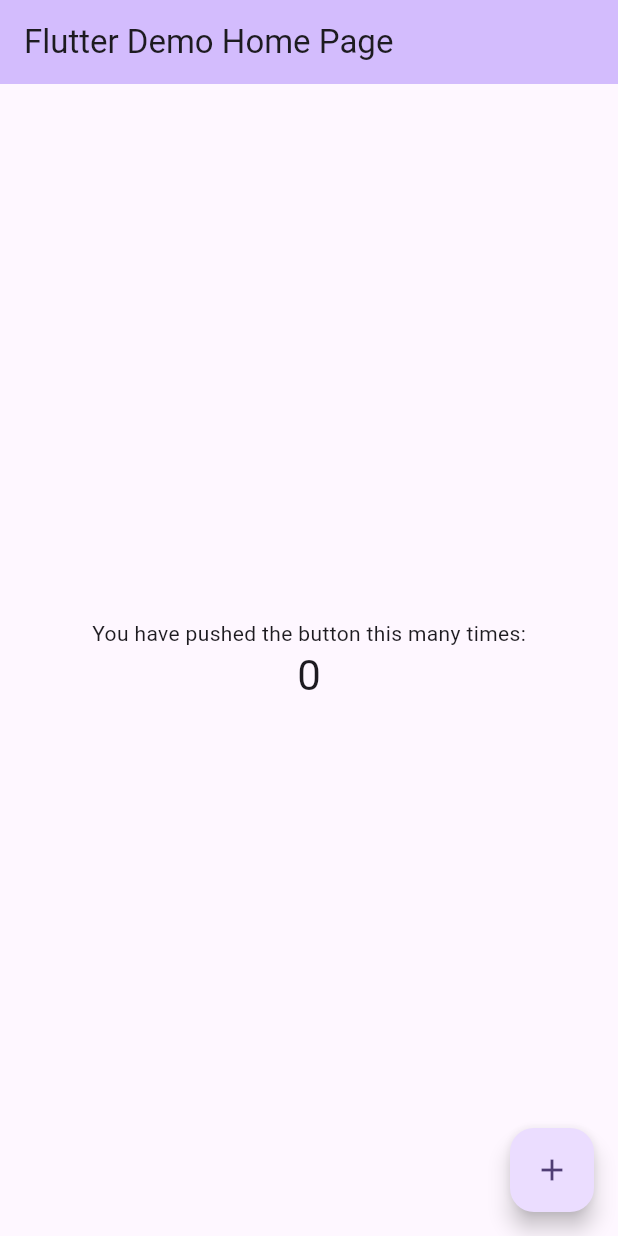
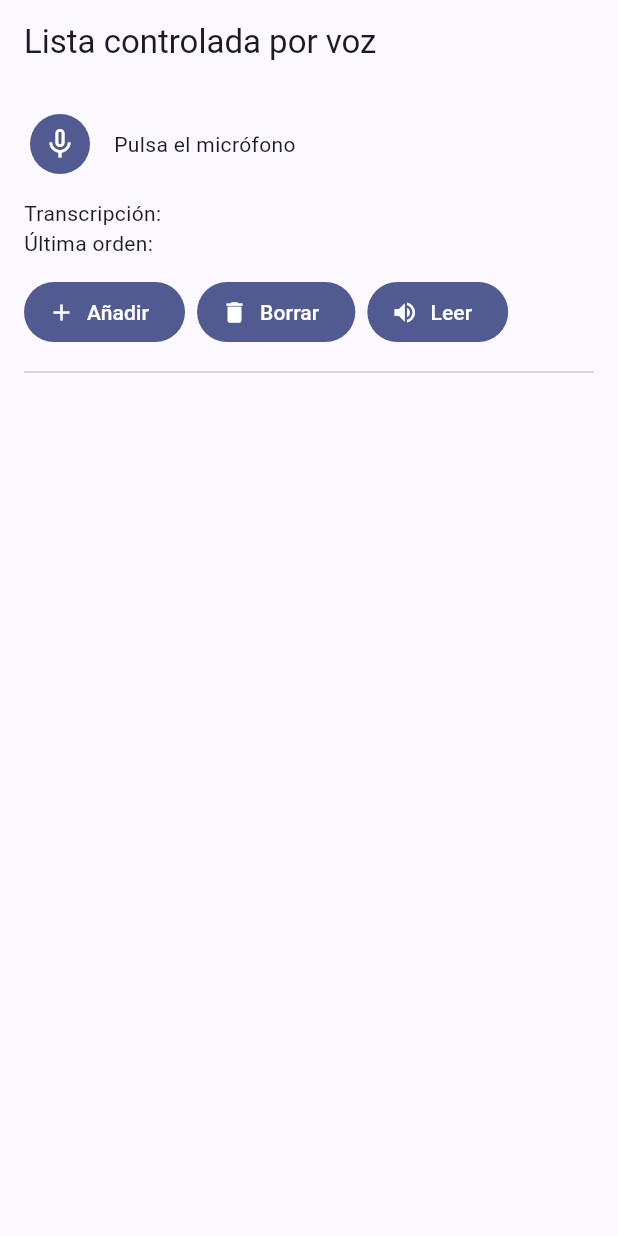
Before and after one commit to alvaroDAWhdez/Actividades1y2_Dise-o_UT4, a Flutter app: the screen it shows after launch, on a phone screen of 412 x 824 dp. Run offline on Flutter 3.47's test engine with Material 3 defaults, Android fonts, the phone set to English and light mode, and no system bars; our stand-ins replace flutter_tts, speech_to_text.

Commit message:
A1: lista controlada por voz

```diff
--- a/lista_voz/lib/main.dart
+++ b/lista_voz/lib/main.dart
@@ -1,122 +1,225 @@
 import 'package:flutter/material.dart';
+import 'package:flutter_tts/flutter_tts.dart';
+import 'package:speech_to_text/speech_to_text.dart';
 
-void main() {
-  runApp(const MyApp());
-}
+import 'comandos.dart';
+
+void main() => runApp(const MyApp());
 
 class MyApp extends StatelessWidget {
   const MyApp({super.key});
 
-  // This widget is the root of your application.
   @override
   Widget build(BuildContext context) {
     return MaterialApp(
-      title: 'Flutter Demo',
-      theme: ThemeData(
-        // This is the theme of your application.
-        //
-        // TRY THIS: Try running your application with "flutter run". You'll see
-        // the application has a purple toolbar. Then, without quitting the app,
-        // try changing the seedColor in the colorScheme below to Colors.green
-        // and then invoke "hot reload" (save your changes or press the "hot
-        // reload" button in a Flutter-supported IDE, or press "r" if you used
-        // the command line to start the app).
-        //
-        // Notice that the counter didn't reset back to zero; the application
-        // state is not lost during the reload. To reset the state, use hot
-        // restart instead.
-        //
-        // This works for code too, not just values: Most code changes can be
-        // tested with just a hot reload.
-        colorScheme: .fromSeed(seedColor: Colors.deepPurple),
-      ),
-      home: const MyHomePage(title: 'Flutter Demo Home Page'),
+      title: 'Lista por voz',
+      theme: ThemeData(colorSchemeSeed: Colors.indigo, useMaterial3: true),
+      home: const PantallaLista(),
     );
   }
 }
 
-class MyHomePage extends StatefulWidget {
-  const MyHomePage({super.key, required this.title});
-
-  // This widget is the home page of your application. It is stateful, meaning
-  // that it has a State object (defined below) that contains fields that affect
-  // how it looks.
-
-  // This class is the configuration for the state. It holds the values (in this
-  // case the title) provided by the parent (in this case the App widget) and
-  // used by the build method of the State. Fields in a Widget subclass are
-  // always marked "final".
-
-  final String title;
+class PantallaLista extends StatefulWidget {
+  const PantallaLista({super.key});
 
   @override
-  State<MyHomePage> createState() => _MyHomePageState();
+  State<PantallaLista> createState() => _PantallaListaState();
 }
 
-class _MyHomePageState extends State<MyHomePage> {
-  int _counter = 0;
+class _PantallaListaState extends State<PantallaLista> {
+  final SpeechToText _stt = SpeechToText();
+  final FlutterTts _tts = FlutterTts();
 
-  void _incrementCounter() {
+  final List<String> _elementos = [];
+  bool _vozDisponible = false;
+  bool _escuchando = false;
+  String _transcripcion = '';
+  String _ultimaOrden = '';
+
+  @override
+  void initState() {
+    super.initState();
+    _iniciarVoz();
+  }
+
+  Future<void> _iniciarVoz() async {
+    bool ok = false;
+    try {
+      ok = await _stt.initialize(
+        onStatus: (estado) {
+          if (estado == 'done' || estado == 'notListening') {
+            if (mounted) setState(() => _escuchando = false);
+          }
+        },
+        onError: (error) {
+          if (mounted) setState(() => _escuchando = false);
+        },
+      );
+      await _tts.setLanguage('es-ES');
+    } catch (_) {
+      ok = false;
+    }
+    if (mounted) setState(() => _vozDisponible = ok);
+  }
+
+  Future<void> _hablar(String texto) async {
+    await _tts.speak(texto);
+  }
+
+  Future<void> _escuchar() async {
+    if (!_vozDisponible) return;
     setState(() {
-      // This call to setState tells the Flutter framework that something has
-      // changed in this State, which causes it to rerun the build method below
-      // so that the display can reflect the updated values. If we changed
-      // _counter without calling setState(), then the build method would not be
-      // called again, and so nothing would appear to happen.
-      _counter++;
+      _escuchando = true;
+      _transcripcion = '';
     });
+    await _stt.listen(
+      localeId: 'es_ES',
+      listenFor: const Duration(seconds: 5),
+      onResult: (resultado) {
+        setState(() => _transcripcion = resultado.recognizedWords);
+        if (resultado.finalResult) {
+          setState(() => _escuchando = false);
+          _ejecutarTexto(resultado.recognizedWords);
+        }
+      },
+    );
+  }
+
+  Future<void> _detener() async {
+    await _stt.stop();
+    if (mounted) setState(() => _escuchando = false);
+  }
+
+  void _ejecutarTexto(String texto) {
+    final comando = interpretarComando(texto);
+    setState(() => _ultimaOrden = comando.name);
+    switch (comando) {
+      case Comando.anadir:
+        _anadir();
+      case Comando.borrar:
+        _borrar();
+      case Comando.leer:
+        _leer();
+      case Comando.ayuda:
+        _ayuda();
+      case Comando.desconocido:
+        ScaffoldMessenger.of(context).showSnackBar(
+          SnackBar(
+            content: Text(
+              'No he entendido «$texto». Di «ayuda» para oír las órdenes',
+            ),
+          ),
+        );
+    }
+  }
+
+  void _anadir() {
+    setState(() => _elementos.add('Elemento ${_elementos.length + 1}'));
+    _hablar('Añadido el elemento ${_elementos.length}');
+  }
+
+  void _borrar() {
+    if (_elementos.isEmpty) {
+      _hablar('La lista está vacía');
+      return;
+    }
+    final numero = _elementos.length;
+    setState(() => _elementos.removeLast());
+    _hablar('Borrado el elemento $numero');
+  }
+
+  void _leer() {
+    final n = _elementos.length;
+    _hablar(n == 1 ? 'Hay 1 elemento' : 'Hay $n elementos');
+  }
+
+  void _ayuda() {
+    _hablar(
+      'Puedes decir: añadir, borrar, leer o ayuda. '
+      'Añadir crea un elemento, borrar quita el último, '
+      'leer dice cuántos hay y ayuda repite estas órdenes.',
+    );
+  }
+
+  @override
+  void dispose() {
+    _stt.stop();
+    _tts.stop();
+    super.dispose();
   }
 
   @override
   Widget build(BuildContext context) {
-    // This method is rerun every time setState is called, for instance as done
-    // by the _incrementCounter method above.
-    //
-    // The Flutter framework has been optimized to make rerunning build methods
-    // fast, so that you can just rebuild anything that needs updating rather
-    // than having to individually change instances of widgets.
     return Scaffold(
-      appBar: AppBar(
-        // TRY THIS: Try changing the color here to a specific color (to
-        // Colors.amber, perhaps?) and trigger a hot reload to see the AppBar
-        // change color while the other colors stay the same.
-        backgroundColor: Theme.of(context).colorScheme.inversePrimary,
-        // Here we take the value from the MyHomePage object that was created by
-        // the App.build method, and use it to set our appbar title.
-        title: Text(widget.title),
-      ),
-      body: Center(
-        // Center is a layout widget. It takes a single child and positions it
-        // in the middle of the parent.
+      appBar: AppBar(title: const Text('Lista controlada por voz')),
+      body: Padding(
+        padding: const EdgeInsets.all(16),
         child: Column(
-          // Column is also a layout widget. It takes a list of children and
-          // arranges them vertically. By default, it sizes itself to fit its
-          // children horizontally, and tries to be as tall as its parent.
-          //
-          // Column has various properties to control how it sizes itself and
-          // how it positions its children. Here we use mainAxisAlignment to
-          // center the children vertically; the main axis here is the vertical
-          // axis because Columns are vertical (the cross axis would be
-          // horizontal).
-          //
-          // TRY THIS: Invoke "debug painting" (choose the "Toggle Debug Paint"
-          // action in the IDE, or press "p" in the console), to see the
-          // wireframe for each widget.
-          mainAxisAlignment: .center,
+          crossAxisAlignment: CrossAxisAlignment.start,
           children: [
-            const Text('You have pushed the button this many times:'),
-            Text(
-              '$_counter',
-              style: Theme.of(context).textTheme.headlineMedium,
+            Row(
+              children: [
+                IconButton.filled(
+                  tooltip: _vozDisponible
+                      ? (_escuchando ? 'Dejar de escuchar' : 'Hablar')
+                      : 'Micrófono no disponible',
+                  style: IconButton.styleFrom(
+                    backgroundColor: _escuchando ? Colors.red : null,
+                  ),
+                  icon: Icon(_escuchando ? Icons.mic : Icons.mic_none),
+                  onPressed: !_vozDisponible
+                      ? null
+                      : (_escuchando ? _detener : _escuchar),
+                ),
+                const SizedBox(width: 12),
+                Expanded(
+                  child: Text(
+                    _vozDisponible
+                        ? (_escuchando ? 'Escuchando…' : 'Pulsa el micrófono')
+                        : 'Micrófono deshabilitado: falta el permiso o no hay '
+                            'servicio de reconocimiento de voz. Usa los botones.',
+                  ),
+                ),
+              ],
+            ),
+            const SizedBox(height: 12),
+            Text('Transcripción: $_transcripcion'),
+            Text('Última orden: $_ultimaOrden'),
+            const SizedBox(height: 12),
+            Row(
+              children: [
+                FilledButton.icon(
+                  onPressed: _anadir,
+                  icon: const Icon(Icons.add),
+                  label: const Text('Añadir'),
+                ),
+                const SizedBox(width: 8),
+                FilledButton.icon(
+                  onPressed: _borrar,
+                  icon: const Icon(Icons.delete),
+                  label: const Text('Borrar'),
+                ),
+                const SizedBox(width: 8),
+                FilledButton.icon(
+                  onPressed: _leer,
+                  icon: const Icon(Icons.volume_up),
+                  label: const Text('Leer'),
+                ),
+              ],
+            ),
+            const Divider(height: 32),
+            Expanded(
+              child: ListView.builder(
+                itemCount: _elementos.length,
+                itemBuilder: (context, i) => ListTile(
+                  leading: const Icon(Icons.check_circle_outline),
+                  title: Text(_elementos[i]),
+                ),
+              ),
             ),
           ],
         ),
       ),
-      floatingActionButton: FloatingActionButton(
-        onPressed: _incrementCounter,
-        tooltip: 'Increment',
-        child: const Icon(Icons.add),
-      ),
     );
   }
 }
```
Also changed, not shown: lista_voz/captura.png (added), 1 other file.
